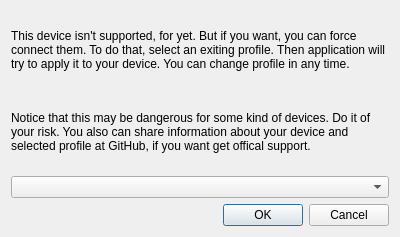
The window that openfreebuds_qt/designer/dialog_profile_picker.ui (melianmiko/OpenFreebuds) describes before a commit, drawn with Qt 5.
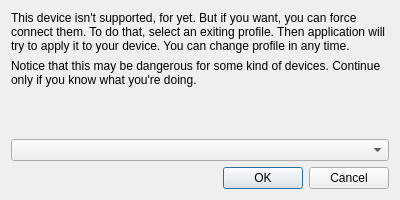
The same window after the commit.

What changed in the file:
```diff
--- a/openfreebuds_qt/designer/dialog_profile_picker.ui
+++ b/openfreebuds_qt/designer/dialog_profile_picker.ui
@@ -7,7 +7,7 @@
     <x>0</x>
     <y>0</y>
     <width>400</width>
-    <height>237</height>
+    <height>200</height>
    </rect>
   </property>
   <property name="windowTitle">
@@ -27,13 +27,26 @@
    <item>
     <widget class="QLabel" name="label_2">
      <property name="text">
-      <string>Notice that this may be dangerous for some kind of devices. Do it of your risk. You also can share information about your device and selected profile at GitHub, if you want get offical support.</string>
+      <string>Notice that this may be dangerous for some kind of devices. Continue only if you know what you're doing.</string>
      </property>
      <property name="wordWrap">
       <bool>true</bool>
      </property>
     </widget>
    </item>
+   <item>
+    <spacer name="verticalSpacer">
+     <property name="orientation">
+      <enum>Qt::Vertical</enum>
+     </property>
+     <property name="sizeHint" stdset="0">
+      <size>
+       <width>20</width>
+       <height>40</height>
+      </size>
+     </property>
+    </spacer>
+   </item>
    <item>
     <widget class="QComboBox" name="profile_picker"/>
    </item>
```
